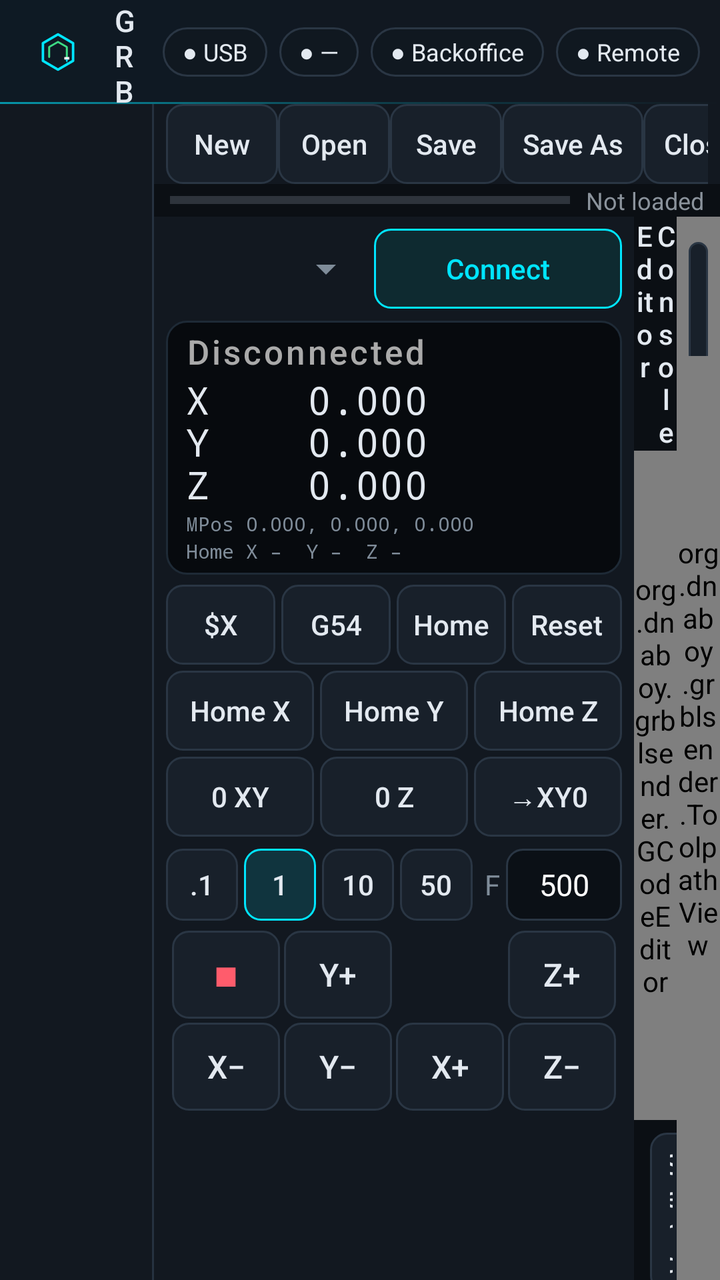
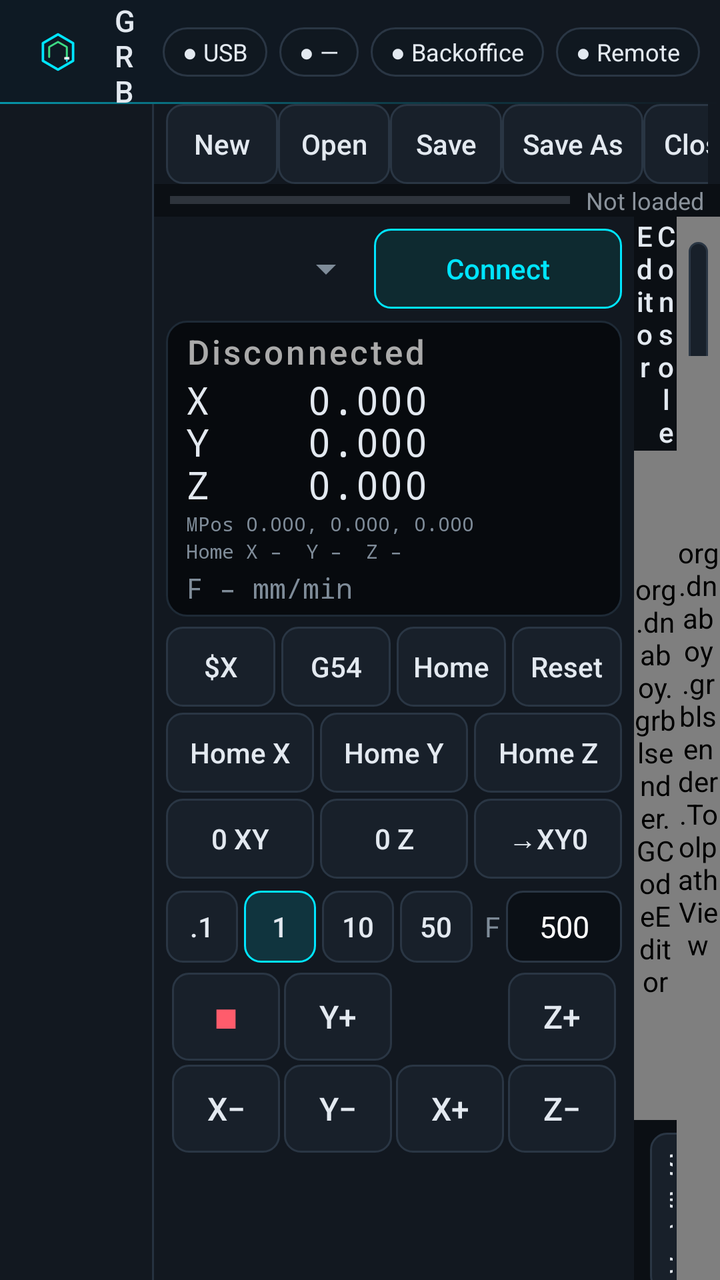

An Android layout rendered at two revisions. The XML below is the earlier revision; the diff shows what the commit changed to produce the second picture.
<!-- AndroidManifest.xml: application theme AppTheme -->
<!-- res/layout/activity_main.xml -->
<?xml version="1.0" encoding="utf-8"?>
<LinearLayout xmlns:android="http://schemas.android.com/apk/res/android"
    android:layout_width="match_parent"
    android:layout_height="match_parent"
    android:orientation="vertical"
    android:background="@color/bg"
    android:keepScreenOn="true">

    
    <LinearLayout
        android:id="@+id/titleBar"
        android:layout_width="match_parent"
        android:layout_height="52dp"
        android:background="@drawable/titlebar_bg"
        android:gravity="center_vertical"
        android:orientation="horizontal"
        android:paddingStart="12dp"
        android:paddingEnd="10dp">

        <ImageView
            android:layout_width="34dp"
            android:layout_height="34dp"
            android:contentDescription="Grbl Sender"
            android:src="@drawable/ic_launcher_fg"
            android:scaleType="fitCenter" />

        <LinearLayout
            android:layout_width="0dp"
            android:layout_height="wrap_content"
            android:layout_weight="1"
            android:layout_marginStart="10dp"
            android:orientation="vertical">

            <TextView
                android:id="@+id/txtTitle"
                android:layout_width="wrap_content"
                android:layout_height="wrap_content"
                android:fontFamily="sans-serif-medium"
                android:letterSpacing="0.18"
                android:text="GRBL SENDER"
                android:textColor="@color/text"
                android:textSize="15sp" />

            <TextView
                android:id="@+id/txtFile"
                android:layout_width="wrap_content"
                android:layout_height="wrap_content"
                android:ellipsize="middle"
                android:fontFamily="monospace"
                android:maxWidth="360dp"
                android:singleLine="true"
                android:text="No file"
                android:textColor="@color/muted"
                android:textSize="12sp" />
        </LinearLayout>

        <TextView android:id="@+id/chipUsb" style="@style/Chip" android:text="● USB" />
        <TextView android:id="@+id/chipMachine" style="@style/Chip" android:text="● —" />
        <TextView android:id="@+id/chipCloud" style="@style/Chip" android:text="● Backoffice" />
        <TextView android:id="@+id/chipRemote" style="@style/Chip" android:text="● Remote" />
        <TextView android:id="@+id/chipCamera" style="@style/Chip" android:text="● Camera LIVE" android:visibility="gone" />
    </LinearLayout>

    <LinearLayout
        android:layout_width="match_parent"
        android:layout_height="0dp"
        android:layout_weight="1"
        android:orientation="horizontal">

        
        <LinearLayout
            android:id="@+id/navRail"
            android:layout_width="76dp"
            android:layout_height="match_parent"
            android:background="@color/panel"
            android:gravity="center_horizontal"
            android:orientation="vertical"
            android:paddingTop="8dp"
            android:paddingStart="6dp"
            android:paddingEnd="6dp" />

        <View
            android:id="@+id/navDivider"
            android:layout_width="1dp"
            android:layout_height="match_parent"
            android:background="@color/border" />

        <FrameLayout
            android:layout_width="0dp"
            android:layout_height="match_parent"
            android:layout_weight="1">

            
            <LinearLayout
                android:id="@+id/pageControl"
                android:layout_width="match_parent"
                android:layout_height="match_parent"
                android:orientation="vertical">

            
            <LinearLayout
                android:id="@+id/toolbarRow"
                android:layout_width="match_parent"
                android:layout_height="wrap_content"
                android:orientation="horizontal"
                android:gravity="center_vertical"
                android:background="@color/panel"
                android:paddingStart="6dp"
                android:paddingEnd="6dp">

                <HorizontalScrollView
                    android:layout_width="0dp"
                    android:layout_height="wrap_content"
                    android:layout_weight="1"
                    android:scrollbars="none">

                    <LinearLayout
                        android:layout_width="wrap_content"
                        android:layout_height="wrap_content"
                        android:orientation="horizontal">

                        <Button android:id="@+id/btnNew" style="@style/Tb" android:text="New" />
                        <Button android:id="@+id/btnOpen" style="@style/Tb" android:text="Open" />
                        <Button android:id="@+id/btnSave" style="@style/Tb" android:text="Save" />
                        <Button android:id="@+id/btnSaveAs" style="@style/Tb" android:text="Save As" />
                        <Button android:id="@+id/btnClose" style="@style/Tb" android:text="Close" />
                        <View android:layout_width="1dp" android:layout_height="28dp"
                            android:layout_marginStart="6dp" android:layout_marginEnd="6dp" android:background="#3A4048" />
                        <Button android:id="@+id/btnLoad" style="@style/Tb" android:background="@drawable/btn_accent" android:text="⇩ Load" android:textColor="@color/accent" />
                        <Button android:id="@+id/btnRun" style="@style/Tb" android:background="@drawable/btn_run" android:text="▶ Run" android:textColor="@color/ok" />
                        <Button android:id="@+id/btnHold" style="@style/Tb" android:background="@drawable/btn_hold" android:text="❚❚ Hold" android:textColor="@color/warn" />
                        <Button android:id="@+id/btnResume" style="@style/Tb" android:text="Resume" />
                        <Button android:id="@+id/btnStop" style="@style/Tb" android:background="@drawable/btn_stop" android:text="■ Stop" android:textColor="@color/err" />
                        
                        <View android:layout_width="1dp" android:layout_height="28dp"
                            android:layout_marginStart="6dp" android:layout_marginEnd="6dp" android:background="#3A4048" />
                        <TextView
                            android:id="@+id/txtFeedOv"
                            android:layout_width="wrap_content"
                            android:layout_height="wrap_content"
                            android:paddingEnd="4dp"
                            android:singleLine="true"
                            android:text="Feed –"
                            android:textColor="#8B939C"
                            android:textSize="14sp" />
                        <Button android:id="@+id/ov50" style="@style/Tb" android:text="0.5×" />
                        <Button android:id="@+id/ov100" style="@style/Tb" android:text="1×" />
                        <Button android:id="@+id/ov200" style="@style/Tb" android:text="2×" />
                    </LinearLayout>
                </HorizontalScrollView>
            </LinearLayout>

            <LinearLayout
                android:id="@+id/progressRow"
                android:layout_width="match_parent"
                android:layout_height="wrap_content"
                android:orientation="horizontal"
                android:gravity="center_vertical"
                android:paddingStart="8dp"
                android:paddingEnd="8dp">

                <ProgressBar
                    android:id="@+id/progress"
                    style="@android:style/Widget.Material.ProgressBar.Horizontal"
                    android:layout_width="0dp"
                    android:layout_height="wrap_content"
                    android:layout_weight="1"
                    android:max="1000" />

                <TextView
                    android:id="@+id/txtJob"
                    android:layout_width="wrap_content"
                    android:layout_height="wrap_content"
                    android:paddingStart="8dp"
                    android:text="Not loaded"
                    android:textColor="#8B939C"
                    android:textSize="12sp" />
            </LinearLayout>

            
            <LinearLayout
                android:layout_width="match_parent"
                android:layout_height="0dp"
                android:layout_weight="1"
                android:orientation="horizontal">

                
                <ScrollView
                    android:id="@+id/leftPanel"
                    android:layout_width="240dp"
                    android:layout_height="match_parent"
                    android:background="@color/panel">

                    <LinearLayout
                        android:layout_width="match_parent"
                        android:layout_height="wrap_content"
                        android:orientation="vertical"
                        android:padding="6dp">

                        <LinearLayout
                            android:layout_width="match_parent"
                            android:layout_height="wrap_content"
                            android:gravity="center_vertical"
                            android:orientation="horizontal">

                            
                            <Spinner
                                android:id="@+id/baud"
                                android:layout_width="104dp"
                                android:layout_height="40dp" />

                            <Button
                                android:id="@+id/btnConnect"
                                style="@style/Btn"
                                android:layout_height="40dp"
                                android:background="@drawable/btn_accent"
                                android:textColor="@color/accent"
                                android:text="Connect" />
                        </LinearLayout>

                        
                        <LinearLayout
                            android:layout_width="match_parent"
                            android:layout_height="wrap_content"
                            android:layout_marginTop="6dp"
                            android:background="@drawable/dro_bg"
                            android:orientation="vertical"
                            android:paddingStart="10dp"
                            android:paddingEnd="8dp"
                            android:paddingTop="4dp"
                            android:paddingBottom="5dp">

                            <TextView
                                android:id="@+id/txtState"
                                android:layout_width="match_parent"
                                android:layout_height="wrap_content"
                                android:fontFamily="sans-serif-medium"
                                android:letterSpacing="0.08"
                                android:singleLine="true"
                                android:text="Disconnected"
                                android:textColor="#AAAAAA"
                                android:textSize="17sp" />

                            <TextView
                                android:id="@+id/txtPos"
                                android:layout_width="match_parent"
                                android:layout_height="wrap_content"
                                android:fontFamily="monospace"
                                android:letterSpacing="0.04"
                                android:lineSpacingMultiplier="0.95"
                                android:text="X    0.000\nY    0.000\nZ    0.000"
                                android:textColor="@color/text"
                                android:textSize="19sp" />

                            <TextView
                                android:id="@+id/txtMPos"
                                android:layout_width="match_parent"
                                android:layout_height="wrap_content"
                                android:fontFamily="monospace"
                                android:singleLine="true"
                                android:text="MPos 0.000, 0.000, 0.000"
                                android:textColor="@color/muted"
                                android:textSize="10sp" />

                            <TextView
                                android:id="@+id/txtHome"
                                android:layout_width="match_parent"
                                android:layout_height="wrap_content"
                                android:fontFamily="monospace"
                                android:singleLine="true"
                                android:text="Home X –  Y –  Z –"
                                android:textColor="@color/muted"
                                android:textSize="10sp" />
                        </LinearLayout>

                        <LinearLayout
                            android:layout_width="match_parent"
                            android:layout_height="wrap_content"
                            android:layout_marginTop="5dp"
                            android:orientation="horizontal">

                            <Button android:id="@+id/btnUnlock" style="@style/BtnRow" android:text="$X" />
                            <Button android:id="@+id/btnGoG54" style="@style/BtnRow" android:text="G54" />
                            <Button android:id="@+id/btnHome" style="@style/BtnRow" android:text="Home" />
                            <Button android:id="@+id/btnReset" style="@style/BtnRow" android:layout_marginEnd="0dp" android:text="Reset" />
                        </LinearLayout>

                        
                        <LinearLayout
                            android:layout_width="match_parent"
                            android:layout_height="wrap_content"
                            android:orientation="horizontal">

                            <Button android:id="@+id/btnHomeX" style="@style/BtnRow" android:text="Home X" />
                            <Button android:id="@+id/btnHomeY" style="@style/BtnRow" android:text="Home Y" />
                            <Button android:id="@+id/btnHomeZ" style="@style/BtnRow" android:layout_marginEnd="0dp" android:text="Home Z" />
                        </LinearLayout>

                        <LinearLayout
                            android:layout_width="match_parent"
                            android:layout_height="wrap_content"
                            android:orientation="horizontal">

                            <Button android:id="@+id/btnZeroXY" style="@style/BtnRow" android:text="0 XY" />
                            <Button android:id="@+id/btnZeroZ" style="@style/BtnRow" android:text="0 Z" />
                            <Button android:id="@+id/btnGoZero" style="@style/BtnRow" android:layout_marginEnd="0dp" android:text="→XY0" />
                        </LinearLayout>

                        
                        <LinearLayout
                            android:layout_width="match_parent"
                            android:layout_height="wrap_content"
                            android:layout_marginTop="3dp"
                            android:gravity="center_vertical"
                            android:orientation="horizontal">

                            <RadioGroup
                                android:id="@+id/stepGroup"
                                android:layout_width="0dp"
                                android:layout_height="wrap_content"
                                android:layout_weight="1"
                                android:orientation="horizontal">

                                <RadioButton android:id="@+id/s01" style="@style/Seg" android:text=".1" />
                                <RadioButton android:id="@+id/s1" style="@style/Seg" android:text="1" android:checked="true" />
                                <RadioButton android:id="@+id/s10" style="@style/Seg" android:text="10" />
                                <RadioButton android:id="@+id/s50" style="@style/Seg" android:text="50" />
                            </RadioGroup>

                            <TextView
                                android:layout_width="wrap_content"
                                android:layout_height="wrap_content"
                                android:paddingStart="3dp"
                                android:paddingEnd="3dp"
                                android:text="F"
                                android:textColor="@color/muted" />

                            <EditText
                                android:id="@+id/jogFeed"
                                android:layout_width="58dp"
                                android:layout_height="36dp"
                                android:background="@drawable/input_bg"
                                android:gravity="center"
                                android:inputType="number"
                                android:paddingStart="4dp"
                                android:paddingEnd="4dp"
                                android:selectAllOnFocus="true"
                                android:text="500"
                                android:textColor="#FFFFFF"
                                android:textSize="15sp" />
                        </LinearLayout>

                        <GridLayout
                            android:layout_width="wrap_content"
                            android:layout_height="wrap_content"
                            android:layout_gravity="center_horizontal"
                            android:layout_marginTop="4dp"
                            android:columnCount="4"
                            android:rowCount="2">

                            
                            <Button android:id="@+id/jStop" style="@style/Jog" android:contentDescription="Cancel jog" android:text="■" android:textColor="@color/err" />
                            <Button android:id="@+id/jYp" style="@style/Jog" android:text="Y+" />
                            <Space android:layout_width="56dp" android:layout_height="46dp" />
                            <Button android:id="@+id/jZp" style="@style/Jog" android:text="Z+" />

                            <Button android:id="@+id/jXm" style="@style/Jog" android:text="X−" />
                            <Button android:id="@+id/jYm" style="@style/Jog" android:text="Y−" />
                            <Button android:id="@+id/jXp" style="@style/Jog" android:text="X+" />
                            <Button android:id="@+id/jZm" style="@style/Jog" android:text="Z−" />
                        </GridLayout>
                    </LinearLayout>
                </ScrollView>

                
                <LinearLayout
                    android:id="@+id/middlePanel"
                    android:layout_width="0dp"
                    android:layout_height="match_parent"
                    android:layout_weight="1"
                    android:orientation="vertical">

                    <LinearLayout
                        android:layout_width="match_parent"
                        android:layout_height="wrap_content"
                        android:orientation="horizontal">

                        <Button android:id="@+id/tabEditor" style="@style/Tab" android:text="Editor" />
                        <Button android:id="@+id/tabConsole" style="@style/Tab" android:text="Console" />
                    </LinearLayout>

                    <FrameLayout
                        android:layout_width="match_parent"
                        android:layout_height="0dp"
                        android:layout_weight="1">

                        <org.dnaboy.grblsender.GCodeEditor
                            android:id="@+id/editor"
                            android:layout_width="match_parent"
                            android:layout_height="match_parent" />

                        <org.dnaboy.grblsender.GCodeViewer
                            android:id="@+id/viewer"
                            android:layout_width="match_parent"
                            android:layout_height="match_parent"
                            android:visibility="gone" />

                        <ScrollView
                            android:id="@+id/logScroll"
                            android:layout_width="match_parent"
                            android:layout_height="match_parent"
                            android:background="#070A0E"
                            android:padding="4dp"
                            android:visibility="gone">

                            <TextView
                                android:id="@+id/txtLog"
                                android:layout_width="match_parent"
                                android:layout_height="wrap_content"
                                android:fontFamily="monospace"
                                android:textSize="12sp"
                                android:textColor="#B9E3B9"
                                android:textIsSelectable="true" />
                        </ScrollView>
                    </FrameLayout>

                    <LinearLayout
                        android:layout_width="match_parent"
                        android:layout_height="wrap_content"
                        android:orientation="horizontal">

                        <EditText
                            android:id="@+id/cmdInput"
                            android:background="@drawable/input_bg"
                            android:padding="8dp"
                            android:layout_margin="4dp"
                            android:fontFamily="monospace"
                            android:layout_width="0dp"
                            android:layout_height="wrap_content"
                            android:layout_weight="1"
                            android:hint="G-code or $ command"
                            android:imeOptions="actionSend"
                            android:inputType="textCapCharacters|textNoSuggestions"
                            android:singleLine="true"
                            android:textColor="#FFFFFF"
                            android:textColorHint="#777777" />

                        <Button
                            android:id="@+id/btnSend"
                            style="@style/Tb"
                            android:text="Send" />

                        <Button
                            android:id="@+id/btnSettings"
                            style="@style/Tb"
                            android:text="$$" />
                    </LinearLayout>
                </LinearLayout>

                
                <FrameLayout
                    android:layout_width="0dp"
                    android:layout_height="match_parent"
                    android:layout_weight="1">

                    <org.dnaboy.grblsender.ToolpathView
                        android:id="@+id/preview"
                        android:layout_width="match_parent"
                        android:layout_height="match_parent" />

                    <LinearLayout
                        android:layout_width="wrap_content"
                        android:layout_height="wrap_content"
                        android:layout_gravity="top|end"
                        android:layout_margin="6dp"
                        android:orientation="horizontal">

                        <Button
                            android:id="@+id/btnFit"
                            style="@style/Tb"
                            android:text="Fit" />

                        <Button
                            android:id="@+id/btnFull"
                            style="@style/Tb"
                            android:minWidth="48dp"
                            android:textSize="20sp"
                            android:contentDescription="Full screen preview"
                            android:text="⛶" />
                    </LinearLayout>

                    
                    <LinearLayout
                        android:id="@+id/fullControls"
                        android:layout_width="wrap_content"
                        android:layout_height="wrap_content"
                        android:layout_gravity="bottom|end"
                        android:layout_marginEnd="8dp"
                        android:layout_marginBottom="28dp"
                        android:orientation="horizontal"
                        android:visibility="gone">

                        <TextView
                            android:id="@+id/fullState"
                            android:layout_width="wrap_content"
                            android:layout_height="wrap_content"
                            android:layout_gravity="center_vertical"
                            android:background="#CC0B0F14"
                            android:padding="8dp"
                            android:textColor="@color/text"
                            android:textSize="15sp"
                            android:textStyle="bold" />

                        <Button android:id="@+id/fullOv50" style="@style/Tb" android:text="0.5×" />
                        <Button android:id="@+id/fullOv100" style="@style/Tb" android:text="1×" />
                        <Button android:id="@+id/fullOv200" style="@style/Tb" android:text="2×" />
                        <Button android:id="@+id/fullHold" style="@style/Tb" android:background="@drawable/btn_hold" android:text="❚❚ Hold" android:textColor="@color/warn" />
                        <Button android:id="@+id/fullResume" style="@style/Tb" android:text="Resume" />
                        <Button android:id="@+id/fullStop" style="@style/Tb" android:background="@drawable/btn_stop" android:text="■ Stop" android:textColor="@color/err" />
                    </LinearLayout>
                </FrameLayout>
            </LinearLayout>
            </LinearLayout>

            
            <FrameLayout
                android:id="@+id/pageSettings"
                android:layout_width="match_parent"
                android:layout_height="match_parent"
                android:visibility="gone" />
        </FrameLayout>
    </LinearLayout>
</LinearLayout>
<!-- resources referenced by this layout -->
<resources>
  <color name="accent">#00E5FF</color>
  <color name="bg">#0B0F14</color>
  <color name="border">#263240</color>
  <color name="err">#FF5C6C</color>
  <color name="muted">#7F8C99</color>
  <color name="ok">#3DDC84</color>
  <color name="panel">#121820</color>
  <color name="text">#E3E9F0</color>
  <color name="warn">#FFC040</color>
  <!-- drawable dro_bg (drawable) -->
  <?xml version="1.0" encoding="utf-8"?>
  <shape xmlns:android="http://schemas.android.com/apk/res/android" android:shape="rectangle">
      <corners android:radius="10dp" />
      <solid android:color="#070A0E" />
      <stroke android:width="1dp" android:color="#1E2A36" />
  </shape>
  <!-- drawable input_bg (drawable) -->
  <?xml version="1.0" encoding="utf-8"?>
  <shape xmlns:android="http://schemas.android.com/apk/res/android" android:shape="rectangle">
      <corners android:radius="8dp" />
      <solid android:color="#0B1016" />
      <stroke android:width="1dp" android:color="#2A3644" />
  </shape>
  <style name="Btn">
          <item name="android:layout_width">0dp</item>
          <item name="android:layout_height">wrap_content</item>
          <item name="android:layout_weight">1</item>
          <item name="android:textAllCaps">false</item>
          <item name="android:minWidth">0dp</item>
          <item name="android:paddingStart">2dp</item>
          <item name="android:paddingEnd">2dp</item>
      </style>
  <style name="BtnRow" parent="Btn">
          <item name="android:layout_height">40dp</item>
          <item name="android:layout_marginEnd">3dp</item>
          <item name="android:layout_marginBottom">3dp</item>
      </style>
  <style name="Jog">
          <item name="android:layout_width">54dp</item>
          <item name="android:layout_height">44dp</item>
          <item name="android:layout_margin">1dp</item>
          <item name="android:textSize">16sp</item>
          <item name="android:textAllCaps">false</item>
          <item name="android:minWidth">0dp</item>
          <item name="android:padding">0dp</item>
      </style>
  <style name="Tab">
          <item name="android:background">@android:color/transparent</item>
          <item name="android:layout_width">0dp</item>
          <item name="android:layout_height">wrap_content</item>
          <item name="android:layout_weight">1</item>
          <item name="android:textAllCaps">false</item>
          <item name="android:minHeight">36dp</item>
      </style>
  <!-- drawable chip_bg (drawable) -->
  <?xml version="1.0" encoding="utf-8"?>
  <shape xmlns:android="http://schemas.android.com/apk/res/android" android:shape="rectangle">
      <corners android:radius="14dp" />
      <solid android:color="#101820" />
      <stroke android:width="1dp" android:color="#2A3644" />
  </shape>
  <style name="TechButton" parent="@android:style/Widget.Material.Button">
          <item name="android:background">@drawable/btn_tech</item>
          <item name="android:textColor">@color/text</item>
          <item name="android:textAllCaps">false</item>
          <item name="android:stateListAnimator">@null</item>
          <item name="android:minHeight">40dp</item>
          <item name="android:fontFamily">sans-serif-medium</item>
      </style>
  <style name="TechDialog" parent="@android:style/Theme.Material.Dialog.Alert">
          <item name="android:colorAccent">@color/accent</item>
          <item name="android:windowBackground">@drawable/dialog_bg</item>
          <item name="android:textColorPrimary">@color/text</item>
      </style>
  <!-- drawable dialog_bg (drawable) -->
  <?xml version="1.0" encoding="utf-8"?>
  <inset xmlns:android="http://schemas.android.com/apk/res/android" android:inset="16dp">
      <shape android:shape="rectangle">
          <corners android:radius="14dp" />
          <solid android:color="#121820" />
          <stroke android:width="1dp" android:color="#2A3A4C" />
      </shape>
  </inset>
  <!-- unchanged entries left out for length: 12 -->
</resources>

<!-- the commit's change to res/layout/activity_main.xml (unified diff, before → after) -->
@@ -271,6 +271,17 @@
                                 android:text="Home X –  Y –  Z –"
                                 android:textColor="@color/muted"
                                 android:textSize="10sp" />
+
+                            <TextView
+                                android:id="@+id/txtFeed"
+                                android:layout_width="match_parent"
+                                android:layout_height="wrap_content"
+                                android:layout_marginTop="2dp"
+                                android:fontFamily="monospace"
+                                android:singleLine="true"
+                                android:text="F – mm/min"
+                                android:textColor="@color/muted"
+                                android:textSize="14sp" />
                         </LinearLayout>
 
                         <LinearLayout
